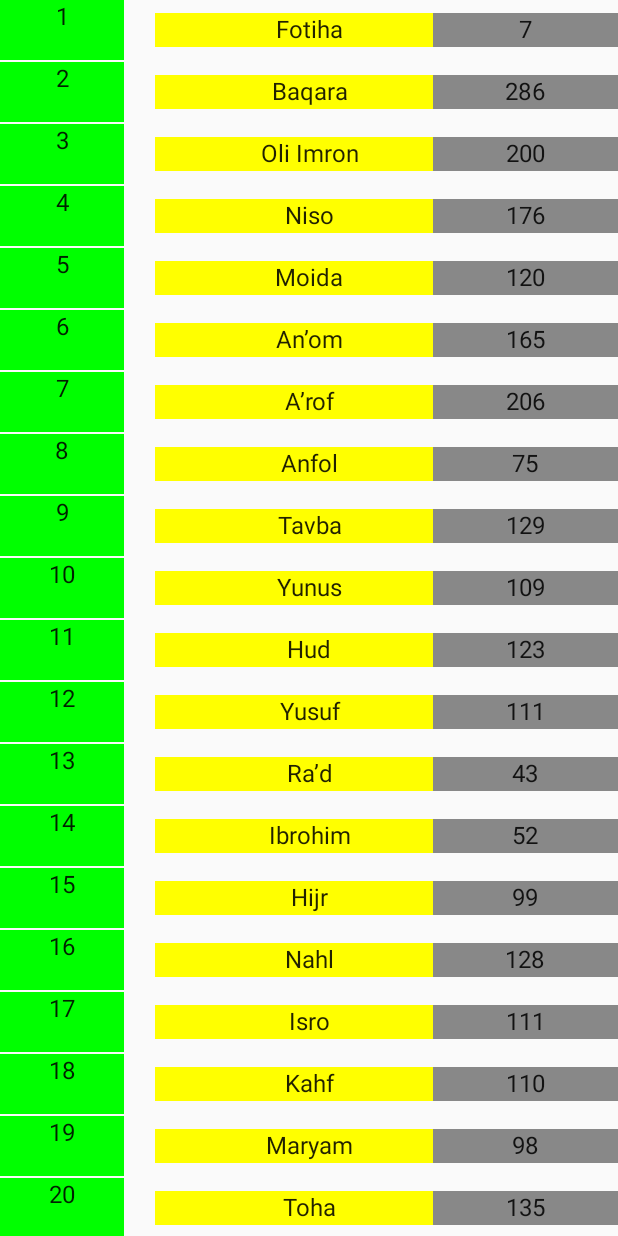
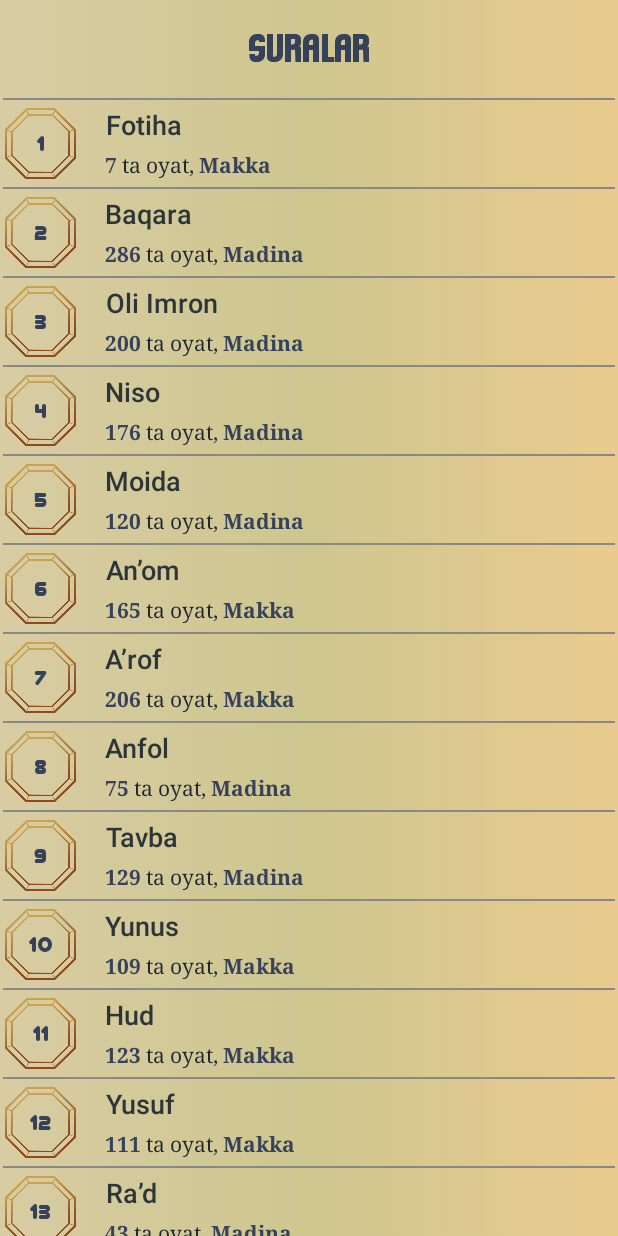
Before and after one commit to SultonUzDev/QuroniKarim, an Android app built with Jetpack Compose: the screen it shows after launch (MainActivity), on a phone screen of 412 x 824 dp. Run offline under Robolectric (Android 15) with nearby library versions, the phone set to English and light mode, and no system bars; our stand-ins replace Dagger/Hilt's generated code, Room's generated code.

Commit message:
surah screens are ready

```diff
--- a/app/src/main/java/com/sultonuzdev/qurontafsirbymuhammadsodiq/prezentation/surah/SurahScreen.kt
+++ b/app/src/main/java/com/sultonuzdev/qurontafsirbymuhammadsodiq/prezentation/surah/SurahScreen.kt
@@ -1,22 +1,35 @@
 package com.sultonuzdev.qurontafsirbymuhammadsodiq.prezentation.surah
 
+import androidx.compose.foundation.Image
 import androidx.compose.foundation.background
 import androidx.compose.foundation.layout.*
 import androidx.compose.foundation.lazy.LazyColumn
 import androidx.compose.foundation.lazy.items
+import androidx.compose.material.Divider
+import androidx.compose.material.MaterialTheme
 import androidx.compose.material.Text
 import androidx.compose.runtime.Composable
 import androidx.compose.runtime.collectAsState
 import androidx.compose.runtime.getValue
 import androidx.compose.ui.Alignment
 import androidx.compose.ui.Modifier
-import androidx.compose.ui.draw.shadow
+import androidx.compose.ui.graphics.Brush
 import androidx.compose.ui.graphics.Color
+import androidx.compose.ui.res.painterResource
+import androidx.compose.ui.text.SpanStyle
+import androidx.compose.ui.text.buildAnnotatedString
+import androidx.compose.ui.text.font.Font
+import androidx.compose.ui.text.font.FontFamily
+import androidx.compose.ui.text.font.FontWeight
 import androidx.compose.ui.text.style.TextAlign
+import androidx.compose.ui.text.withStyle
 import androidx.compose.ui.unit.dp
+import androidx.compose.ui.unit.sp
 import androidx.hilt.navigation.compose.hiltViewModel
 import androidx.navigation.NavHostController
+import com.sultonuzdev.qurontafsirbymuhammadsodiq.R
 import com.sultonuzdev.qurontafsirbymuhammadsodiq.data.db.Surah
+import com.sultonuzdev.qurontafsirbymuhammadsodiq.ui.theme.*
 
 @Composable
 
@@ -26,12 +39,43 @@ fun SurahScreen(
 ) {
     val allSurah by surahViewModel.allSurah.collectAsState(initial = emptyList())
 
+    val colors = listOf(
+        Color1,
+        Color2,
+        Color3,
 
-    Column(Modifier.fillMaxSize()) {
+
+        )
+    Column(
+        Modifier
+            .fillMaxSize()
+            .background(
+                brush = Brush.horizontalGradient(colors)
+            )
+    ) {
         LazyColumn(horizontalAlignment = Alignment.CenterHorizontally) {
+            item {
+                Text(
+                    text = "Suralar",
+                    modifier = Modifier
+                        .padding(16.dp),
+                    fontSize = 24.sp,
+                    fontFamily = FontFamily(Font(R.font.kamikom)),
+                    textAlign = TextAlign.Center,
+                    color = ColorTextHeader,
+
+                    )
+
+            }
+
             items(allSurah) { surah ->
+                Divider(
+                    thickness = 1.dp,
+                    color = Color.Gray,
+                    modifier = Modifier.padding(2.dp)
+                )
                 SurahRow(surah = surah)
-                Spacer(modifier = Modifier.height(1.dp))
+
             }
         }
 
@@ -44,42 +88,80 @@ fun SurahScreen(
 fun SurahRow(surah: Surah) {
 
 
-    Box(Modifier.fillMaxWidth(), contentAlignment = Alignment.Center) {
-        Text(
-
-            text = surah.id.toString(),
-            modifier = Modifier
-                .fillMaxWidth(0.2f)
-                .height(40.dp)
-                .background(Color.Green)
-                .align(Alignment.CenterStart)
-                .padding(2.dp),
-            textAlign = TextAlign.Center,
-
-            )
-
-        Text(
-            text = surah.surahName, textAlign = TextAlign.Center,
-            modifier = Modifier
-                .fillMaxWidth(0.5f)
-                .fillMaxHeight()
-                .background(Color.Yellow)
-                .padding(2.dp)
-                .align(Alignment.Center)
-        )
-
-        Text(
-            text = surah.ayatCount.toString(), textAlign = TextAlign.Center,
-            modifier = Modifier
-                .fillMaxHeight()
-                .fillMaxWidth(0.3f)
-                .background(Color.Gray)
-                .padding(2.dp)
-                .align(Alignment.CenterEnd)
-
-        )
-
+    Row(Modifier.fillMaxWidth(), verticalAlignment = Alignment.CenterVertically) {
+        ImageTextView(surah.id.toString())
+        SurahInfoScreen(surah = surah)
 
     }
 
 }
+
+@Composable
+fun SurahInfoScreen(surah: Surah) {
+
+    Column {
+        Text(
+            text = surah.surahName, textAlign = TextAlign.Center, color = ColorSurah,
+            modifier = Modifier.padding(start = 16.dp, top = 4.dp, bottom = 4.dp),
+            fontSize = 18.sp,
+            fontFamily = FontFamily.SansSerif,
+            fontWeight = FontWeight.SemiBold
+        )
+        Text(
+            buildAnnotatedString {
+                withStyle(
+                    style = SpanStyle(
+                        color = ColorTextHeader,
+                        fontWeight = FontWeight.Bold
+                    )
+                ) {
+                    append(text = surah.ayatCount.toString())
+                }
+                append(" ta oyat, ")
+                withStyle(
+                    style = SpanStyle(
+                        color = ColorTextHeader,
+                        fontWeight = FontWeight.SemiBold
+                    )
+                ) {
+                    append(surah.place)
+                }
+            },
+            modifier = Modifier
+                .padding(start = 16.dp, top = 4.dp, bottom = 4.dp),
+            textAlign = TextAlign.Start,
+            fontWeight = FontWeight.Normal,
+            fontFamily = FontFamily.Serif,
+            fontSize = 14.sp,
+            color = ColorText
+        )
+
+    }
+
+}
+
+@Composable
+fun ImageTextView(id: String) {
+    Box(
+        modifier = Modifier
+            .size(54.dp)
+            .padding(3.dp)
+    ) {
+        Image(
+            painter = painterResource(id = R.drawable.octagon),
+            contentDescription = null,
+            modifier = Modifier
+                .fillMaxSize(),
+            alignment = Alignment.Center
+        )
+        Text(
+            text = id,
+            modifier = Modifier
+                .align(Alignment.Center), textAlign = TextAlign.Center,
+            color = ColorTextHeader, fontFamily = FontFamily(Font(R.font.junegull))
+
+        )
+    }
+
+
+}
--- a/app/src/main/java/com/sultonuzdev/qurontafsirbymuhammadsodiq/ui/theme/Color.kt
+++ b/app/src/main/java/com/sultonuzdev/qurontafsirbymuhammadsodiq/ui/theme/Color.kt
@@ -2,7 +2,15 @@ package com.sultonuzdev.qurontafsirbymuhammadsodiq.ui.theme
 
 import androidx.compose.ui.graphics.Color
 
-val Purple200 = Color(0xFFBB86FC)
-val Purple500 = Color(0xFF6200EE)
-val Purple700 = Color(0xFF3700B3)
+val ColorPrimaryDark = Color(0xFF377D71)
+val ColorPrimaryLight = Color(0xFF7D9D9C)
+val ColorPrimaryVariant = Color(0xFF18978F)
 val Teal200 = Color(0xFF03DAC5)
+
+
+val Color1 =Color(0xFFD8CCA3)
+val Color2=Color(0xFFCEC68F)
+val Color3 =Color(0xFFE9CB8E)
+val ColorTextHeader =Color(0xFF354259)
+val ColorText =Color(0xFF1B2430)
+val ColorSurah =Color(0xFF2C3639)
--- a/app/src/main/java/com/sultonuzdev/qurontafsirbymuhammadsodiq/ui/theme/Theme.kt
+++ b/app/src/main/java/com/sultonuzdev/qurontafsirbymuhammadsodiq/ui/theme/Theme.kt
@@ -7,14 +7,14 @@ import androidx.compose.material.lightColors
 import androidx.compose.runtime.Composable
 
 private val DarkColorPalette = darkColors(
-    primary = Purple200,
-    primaryVariant = Purple700,
+    primary = ColorPrimaryDark,
+    primaryVariant = ColorPrimaryVariant,
     secondary = Teal200
 )
 
 private val LightColorPalette = lightColors(
-    primary = Purple500,
-    primaryVariant = Purple700,
+    primary = ColorPrimaryLight,
+    primaryVariant = ColorPrimaryVariant,
     secondary = Teal200
 
     /* Other default colors to override
--- a/app/src/main/java/com/sultonuzdev/qurontafsirbymuhammadsodiq/ui/theme/Type.kt
+++ b/app/src/main/java/com/sultonuzdev/qurontafsirbymuhammadsodiq/ui/theme/Type.kt
@@ -2,17 +2,18 @@ package com.sultonuzdev.qurontafsirbymuhammadsodiq.ui.theme
 
 import androidx.compose.material.Typography
 import androidx.compose.ui.text.TextStyle
+import androidx.compose.ui.text.font.Font
 import androidx.compose.ui.text.font.FontFamily
 import androidx.compose.ui.text.font.FontWeight
 import androidx.compose.ui.unit.sp
+import com.sultonuzdev.qurontafsirbymuhammadsodiq.R
 
 // Set of Material typography styles to start with
 val Typography = Typography(
     body1 = TextStyle(
-        fontFamily = FontFamily.Default,
-        fontWeight = FontWeight.Normal,
-        fontSize = 16.sp
+        fontFamily = FontFamily.Default, fontWeight = FontWeight.Normal, fontSize = 16.sp
     )
+
     /* Other default text styles to override
     button = TextStyle(
         fontFamily = FontFamily.Default,
@@ -26,3 +27,9 @@ val Typography = Typography(
     )
     */
 )
+val fonts = FontFamily(Font(R.font.junegull))
+val CustomFont = Typography(
+    body1 = TextStyle(
+        fontFamily = fonts, fontWeight = FontWeight.Normal, fontSize = 16.sp
+    )
+)
--- a/app/src/main/res/values/colors.xml
+++ b/app/src/main/res/values/colors.xml
@@ -1,8 +1,8 @@
 <?xml version="1.0" encoding="utf-8"?>
 <resources>
-    <color name="purple_200">#FFBB86FC</color>
-    <color name="purple_500">#FF6200EE</color>
-    <color name="purple_700">#FF3700B3</color>
+    <color name="purple_200">#FFEDDFB3</color>
+    <color name="purple_500">#FF7D9D9C</color>
+    <color name="purple_700">#FFC5B47B</color>
     <color name="teal_200">#FF03DAC5</color>
     <color name="teal_700">#FF018786</color>
     <color name="black">#FF000000</color>
```
Also changed, not shown: app/src/main/res/drawable/octagon.png (added), app/src/main/res/drawable/shape_octagon.png (added), app/src/main/res/font/junegull.ttf (added), app/src/main/res/font/kamikom.ttf (added), 1 other file.
